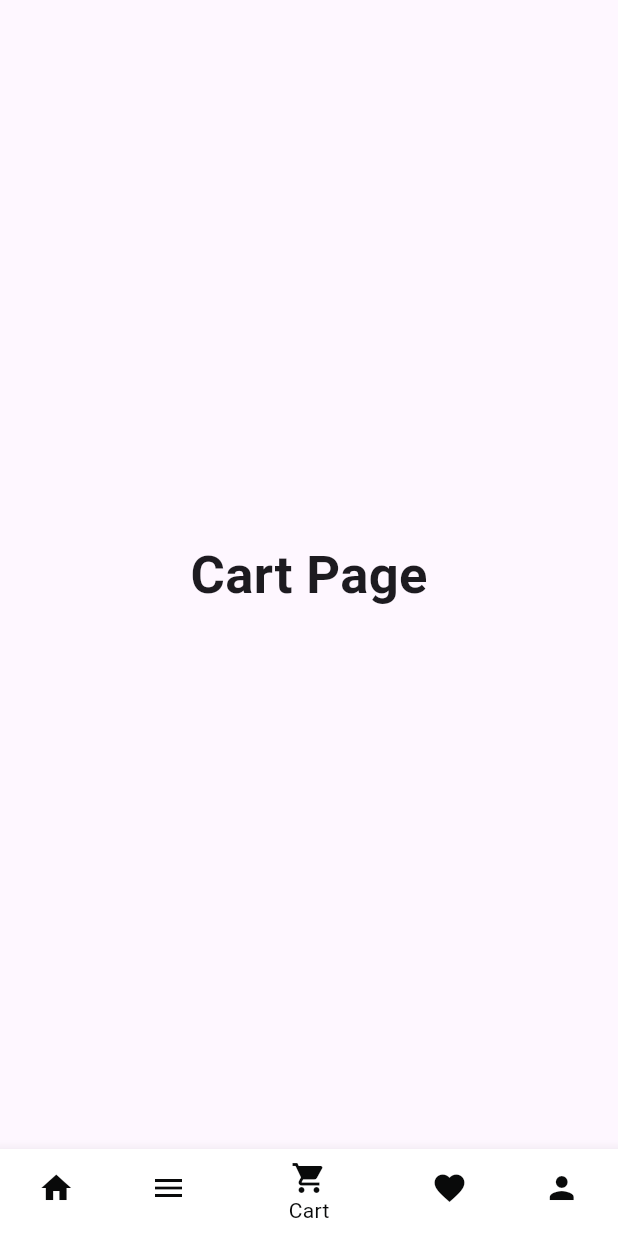
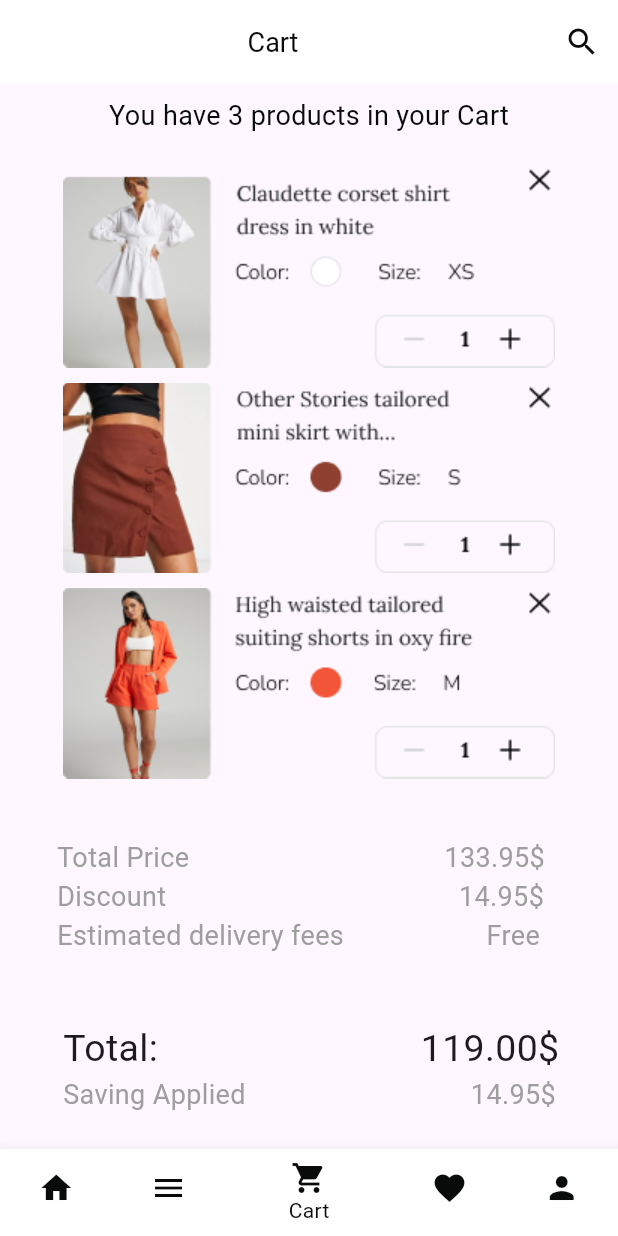
Before and after one commit to raji2004/sen331_project, a Flutter app: the screen it shows after launch, item 3 of the bottom bar chosen, on a phone screen of 412 x 824 dp. Run offline on Flutter 3.47's test engine with Material 3 defaults, Android fonts, the phone set to English and light mode, and no system bars; our stand-ins replace pin_code_fields; Roboto replaces fonts that are missing (Satoshi).

Commit message:
cart page done

```diff
--- /dev/null
+++ b/lib/pages/cart_page.dart
@@ -0,0 +1,92 @@
+import 'package:flutter/material.dart';
+import '../widget/widget.dart';
+import '../utils/utils.dart';
+
+class Cart extends StatelessWidget {
+  const Cart({super.key});
+  @override
+  Widget build(BuildContext context) {
+    return Scaffold(
+      appBar: AppBar(
+        title: const Center(child: MyText('Cart')),
+        backgroundColor: Primary.white,
+        actions: [
+          IconButton(
+            icon: const Icon(Icons.search),
+            onPressed: () {},
+            color: Primary.black,
+          ),
+        ],
+        shadowColor: Primary.white,
+      ),
+      body: const Padding(
+        padding: EdgeInsets.all(8.0),
+        child: SingleChildScrollView(
+          child: Column(
+            crossAxisAlignment: CrossAxisAlignment.center,
+            children: [
+              Center(child: MyText('You have 3 products in your Cart')),
+              SizedBox(height: 20),
+              Image(image: AssetImage('assets/img/cart1.png')),
+              SizedBox(height: 10),
+              Image(image: AssetImage('assets/img/cart2.png')),
+              SizedBox(height: 10),
+              Image(image: AssetImage('assets/img/cart3.png')),
+              SizedBox(height: 40),
+              Row(
+                children: [
+                  SizedBox(width: 30),
+                  Text('Total Price', style: TextStyle(color: Colors.grey, fontSize: 18)),
+                  SizedBox(width: 170),
+                  Text('133.95\$', style: TextStyle(color: Colors.grey, fontSize: 18)),
+                ],
+              ),
+              Row(
+                children: [
+                  SizedBox(width: 30),
+                  Text('Discount', style: TextStyle(color: Colors.grey, fontSize: 18)),
+                  SizedBox(width: 195),
+                  Text('14.95\$', style: TextStyle(color: Colors.grey, fontSize: 18)),
+                ],
+              ),
+              Row(
+                children: [
+                  SizedBox(width: 30),
+                  Text('Estimated delivery fees', style: TextStyle(color: Colors.grey, fontSize: 18)),
+                  SizedBox(width: 95),
+                  Text('Free', style: TextStyle(color: Colors.grey, fontSize: 18)),
+                ],
+              ),
+              SizedBox(height: 40),
+              Padding(
+                padding: EdgeInsets.all(4.0),
+                child: Column(
+                  children: [
+                    Row(
+                      children: [
+                        SizedBox(width: 30),
+                        Text('Total:', style: TextStyle(fontSize: 25)),
+                        SizedBox(width: 175),
+                        Text('119.00\$', style: TextStyle(fontSize: 25)),
+                      ]
+                    ),
+                    Row(
+                      children: [
+                        SizedBox(width: 30),
+                        Text('Saving Applied', style: TextStyle(color: Colors.grey, fontSize: 18)),
+                        SizedBox(width: 150),
+                        Text('14.95\$', style: TextStyle(color: Colors.grey, fontSize: 18)),
+                      ]
+                    ),
+                    SizedBox(height: 20),
+                    Image(image: AssetImage('assets/img/checkout.png'))
+                  ]
+                ),
+              ),
+            ]
+          ),
+        ),
+      ),
+    );
+  }
+}
--- a/lib/pages/pages.dart
+++ b/lib/pages/pages.dart
@@ -3,3 +3,4 @@ export './login_page.dart';
 export './home_page.dart';
 export './catalog_page.dart';
 export './dresses_page.dart';
+export './cart_page.dart';
--- a/lib/widget/bottom_nav_bar.dart
+++ b/lib/widget/bottom_nav_bar.dart
@@ -13,8 +13,7 @@ class _BottomNavBarState extends State<BottomNavBar> {
   static final List<Widget> _pages = <Widget>[
     const Home(),
     Catalog(),
-    const Text('Cart Page',
-        style: TextStyle(fontSize: 35, fontWeight: FontWeight.bold)),
+    const Cart(),
     const Text('Favourite Page',
         style: TextStyle(fontSize: 35, fontWeight: FontWeight.bold)),
     const Text('Profile Page',
--- a/pubspec.yaml
+++ b/pubspec.yaml
@@ -36,3 +36,7 @@ flutter:
     - assets/img/catalog3.png
     - assets/img/catalog4.png
     - assets/img/catalog5.png
+    - assets/img/cart1.png
+    - assets/img/cart2.png
+    - assets/img/cart3.png
+    - assets/img/checkout.png
```
Also changed, not shown: assets/img/cart1.png (added), assets/img/cart2.png (added), assets/img/cart3.png (added), assets/img/checkout.png (added).
